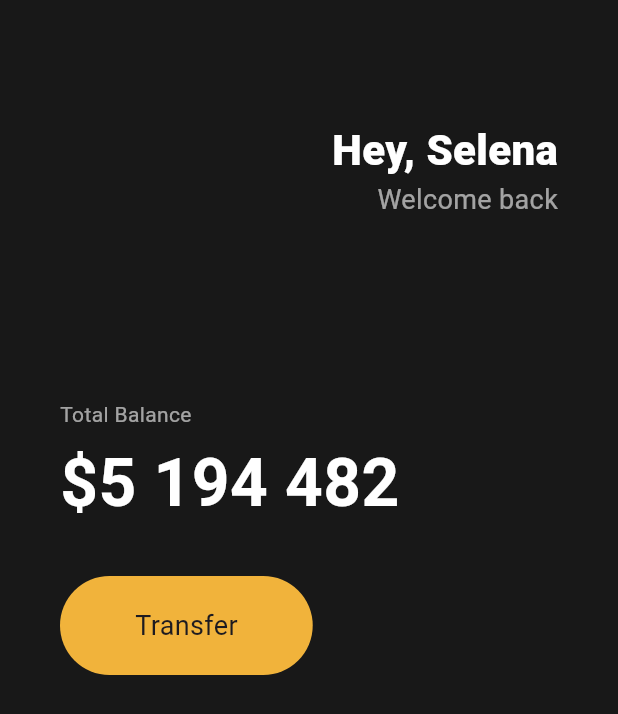
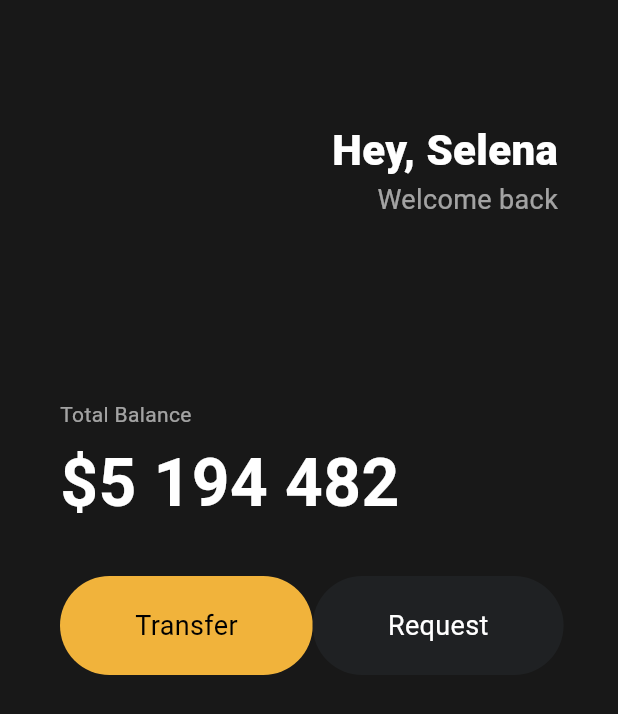
Before and after one commit to alwayz0121/webtoon_app, a Flutter app: the screen it shows after launch, on a phone screen of 412 x 824 dp. Shown: the top 714 px of the screen. Run offline on Flutter 3.47's test engine with Material 3 defaults, Android fonts, the phone set to English and light mode, and no system bars.

Commit message:
refactor: 재사용 버튼 widgets

```diff
--- a/lib/main.dart
+++ b/lib/main.dart
@@ -1,4 +1,5 @@
 import 'package:flutter/material.dart';
+import 'package:webtoon_app/widgets/button.dart';
 
 void main() {
   runApp(const MyApp());
@@ -9,16 +10,16 @@ class MyApp extends StatelessWidget {
 
   @override
   Widget build(BuildContext context) {
-    return MaterialApp(
+    return const MaterialApp(
       home: Scaffold(
-        backgroundColor: const Color(0XFF181818),
+        backgroundColor: Color(0XFF181818),
         body: Padding(
-          padding: const EdgeInsets.symmetric(horizontal: 40),
+          padding: EdgeInsets.symmetric(horizontal: 40),
           child: Column(
             crossAxisAlignment: CrossAxisAlignment.start,
             children: [
-              const SizedBox(height: 80),
-              const Row(
+              SizedBox(height: 80),
+              Row(
                 mainAxisAlignment: MainAxisAlignment.end,
                 children: [
                   Column(
@@ -40,13 +41,10 @@ class MyApp extends StatelessWidget {
                   ),
                 ],
               ),
-              const SizedBox(height: 120),
-              const Text(
-                'Total Balance',
-                style: TextStyle(color: Colors.white60),
-              ),
-              const SizedBox(height: 5),
-              const Text(
+              SizedBox(height: 120),
+              Text('Total Balance', style: TextStyle(color: Colors.white60)),
+              SizedBox(height: 5),
+              Text(
                 '\$5 194 482',
                 style: TextStyle(
                   fontSize: 44,
@@ -54,21 +52,19 @@ class MyApp extends StatelessWidget {
                   color: Colors.white,
                 ),
               ),
-              const SizedBox(height: 30),
+              SizedBox(height: 30),
               Row(
+                mainAxisAlignment: MainAxisAlignment.spaceBetween,
                 children: [
-                  Container(
-                    decoration: BoxDecoration(
-                      color: const Color(0xFFF1B33B),
-                      borderRadius: BorderRadius.circular(45),
-                    ),
-                    child: const Padding(
-                      padding: EdgeInsets.symmetric(
-                        vertical: 20,
-                        horizontal: 50,
-                      ),
-                      child: Text('Transfer', style: TextStyle(fontSize: 18)),
-                    ),
+                  Button(
+                    text: 'Transfer',
+                    bgColor: Color(0xFFF1B33B),
+                    textColor: Colors.black,
+                  ),
+                  Button(
+                    text: 'Request',
+                    bgColor: Color(0xff1f2123),
+                    textColor: Colors.white,
                   ),
                 ],
               ),
--- /dev/null
+++ b/lib/widgets/button.dart
@@ -0,0 +1,28 @@
+import 'package:flutter/material.dart';
+
+class Button extends StatelessWidget {
+  final String text;
+  final Color bgColor;
+  final Color textColor;
+
+  const Button({
+    super.key,
+    required this.text,
+    required this.bgColor,
+    required this.textColor,
+  });
+
+  @override
+  Widget build(BuildContext context) {
+    return Container(
+      decoration: BoxDecoration(
+        color: bgColor,
+        borderRadius: BorderRadius.circular(45),
+      ),
+      child: Padding(
+        padding: const EdgeInsets.symmetric(vertical: 20, horizontal: 50),
+        child: Text(text, style: TextStyle(color: textColor, fontSize: 18)),
+      ),
+    );
+  }
+}
```
